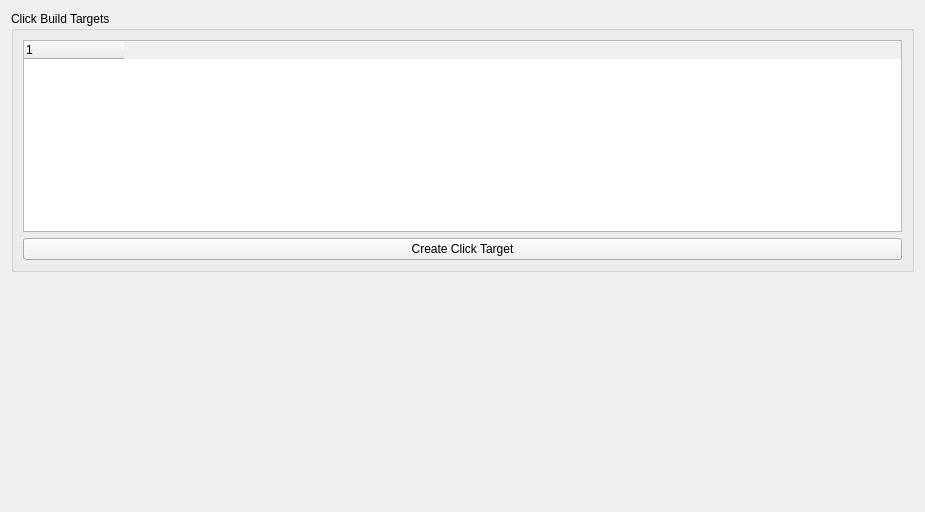
Before: the Qt Designer form src/ubuntu/ubuntusettingsclickwidget.ui in runelabs/qtcreator-plugin-ubuntu, drawn with Qt 5.
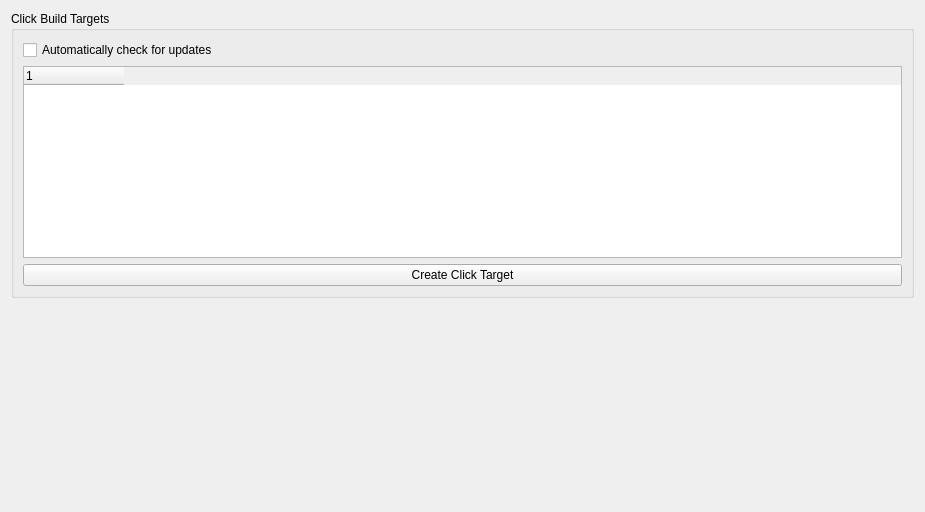
After: the same form once the commit is applied.

Commit message: - Add setting to disable the automatic check - Fix comments from bzoltan

```diff
--- a/src/ubuntu/ubuntusettingsclickwidget.ui
+++ b/src/ubuntu/ubuntusettingsclickwidget.ui
@@ -20,6 +20,13 @@
       <string>Click Build Targets</string>
      </property>
      <layout class="QVBoxLayout" name="verticalLayout">
+      <item>
+       <widget class="QCheckBox" name="enableUpdateCheckerCheckBox">
+        <property name="text">
+         <string>Automatically check for updates</string>
+        </property>
+       </widget>
+      </item>
       <item>
        <widget class="QTreeWidget" name="treeWidgetClickTargets">
         <property name="editTriggers">
```
The commit also changes 5 other files.
